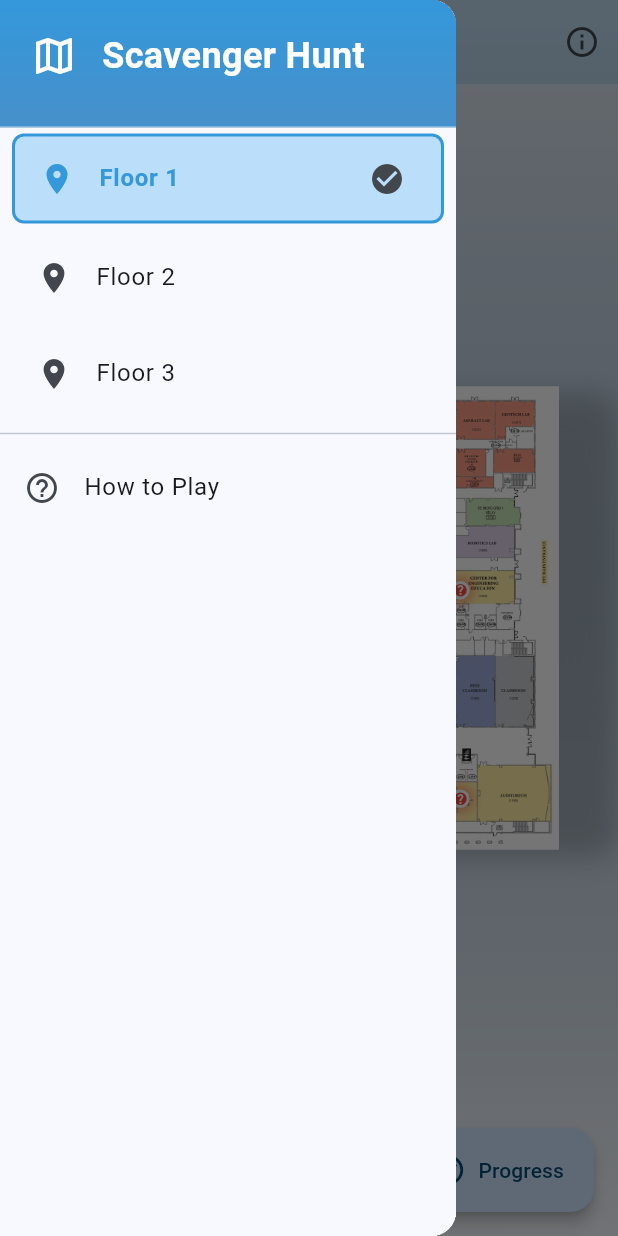
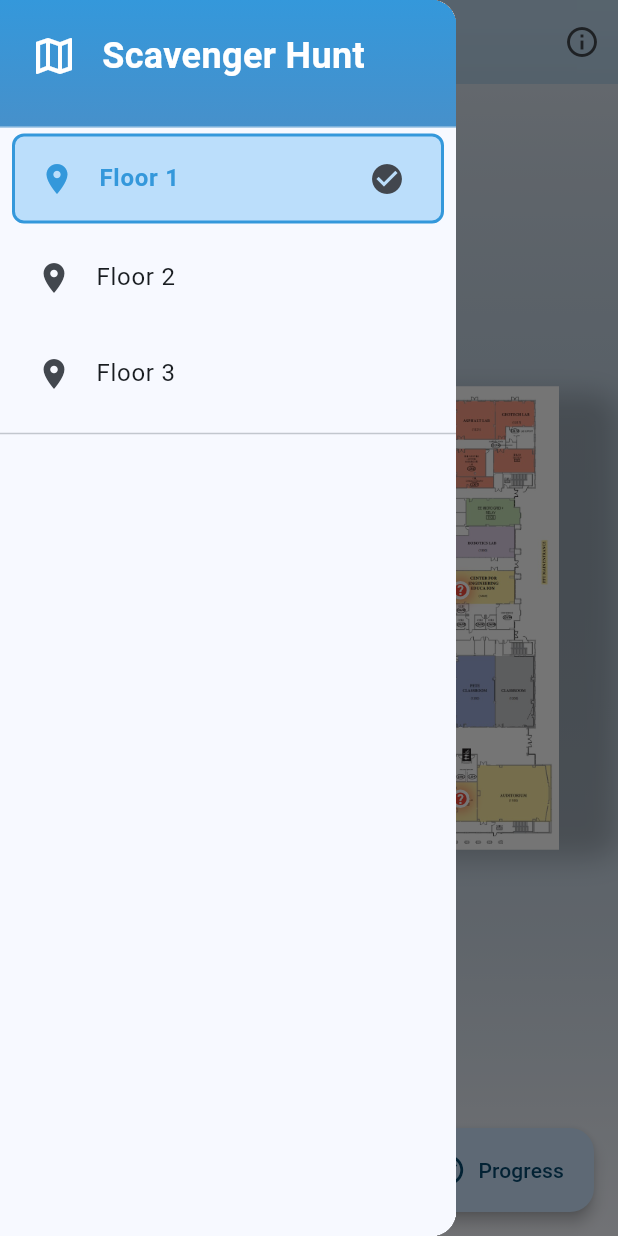
Before and after one commit to GrayBarrow/pft_scavenger_hunt, a Flutter app: the screen it shows after launch, with the side drawer open, on a phone screen of 412 x 824 dp. Run offline on Flutter 3.47's test engine with Material 3 defaults, Android fonts, the phone set to English and light mode, and no system bars; Roboto replaces fonts that are missing (Poppins).

Commit message:
fixed styling

```diff
--- a/lib/main.dart
+++ b/lib/main.dart
@@ -638,14 +638,14 @@ class _FloorPageState extends State<FloorPage> with SingleTickerProviderStateMix
                       _buildFloorTile(2, selectedColor),
                       _buildFloorTile(3, selectedColor),
                       const Divider(),
-                      ListTile(
-                        leading: const Icon(Icons.help_outline),
-                        title: const Text('How to Play'),
-                        onTap: () {
-                          Navigator.pop(context);
-                          //_showHowToPlayDialog();
-                        },
-                      ),
+                      // ListTile(
+                      //   leading: const Icon(Icons.help_outline),
+                      //   title: const Text('How to Play'),
+                      //   onTap: () {
+                      //     Navigator.pop(context);
+                      //     //_showHowToPlayDialog();
+                      //   },
+                      // ),
                     ],
                   ),
                 ),
```
